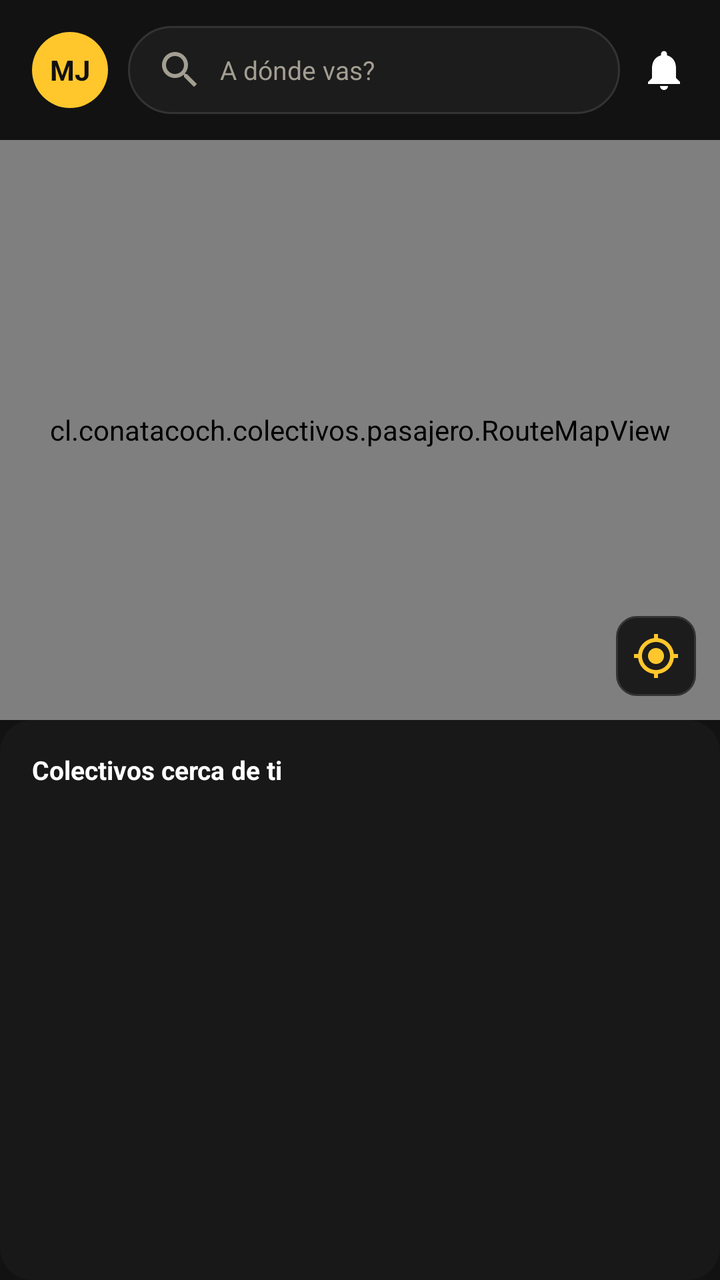
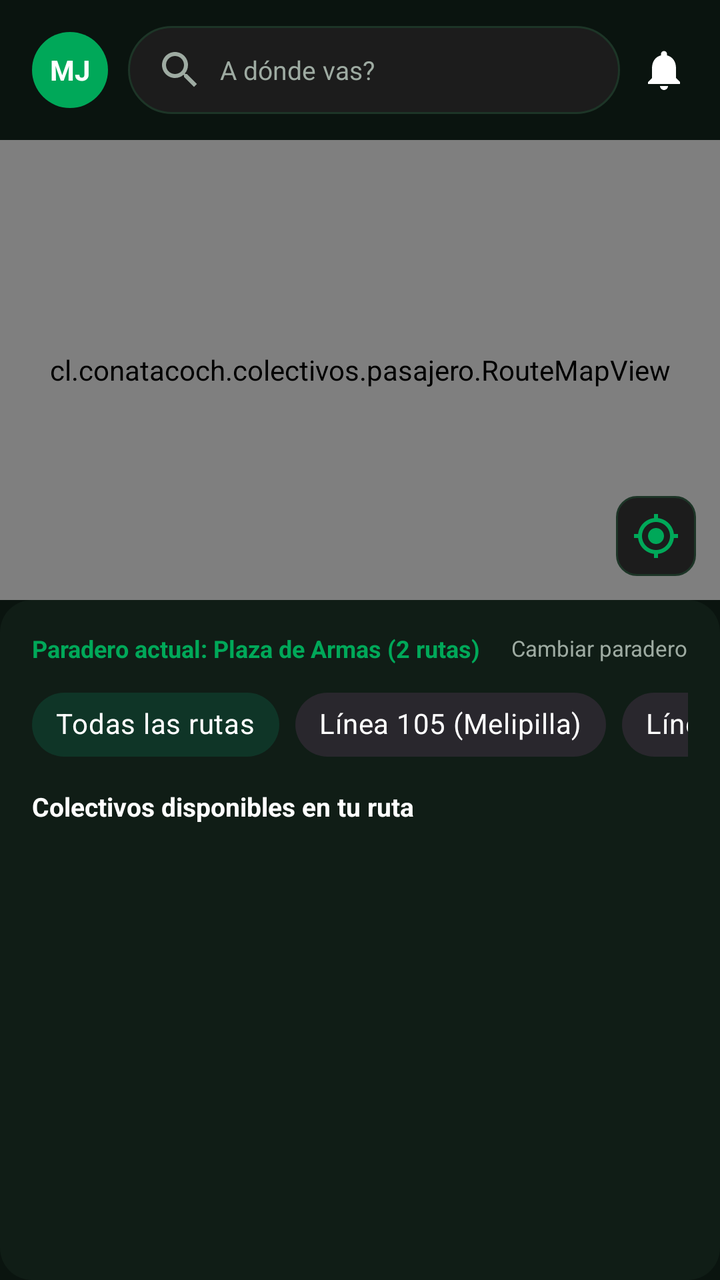

The first picture is an Android layout as it rendered before a commit; the second is the same layout after the commit. The layout source and the unified diff follow.
<!-- AndroidManifest.xml: application theme Theme.Colectivos -->
<!-- res/layout/activity_lista_colectivos.xml -->
<?xml version="1.0" encoding="utf-8"?>
<androidx.constraintlayout.widget.ConstraintLayout xmlns:android="http://schemas.android.com/apk/res/android"
    xmlns:app="http://schemas.android.com/apk/res-auto"
    android:layout_width="match_parent"
    android:layout_height="match_parent"
    android:background="@color/black_bg">

    
    <TextView
        android:id="@+id/tvAvatar"
        android:layout_width="38dp"
        android:layout_height="38dp"
        android:background="@drawable/bg_avatar_circle"
        android:gravity="center"
        android:text="MJ"
        android:textColor="@color/text_on_yellow"
        android:textStyle="bold"
        android:layout_marginStart="16dp"
        android:layout_marginTop="16dp"
        app:layout_constraintTop_toTopOf="parent"
        app:layout_constraintStart_toStartOf="parent"/>

    <EditText
        android:id="@+id/etBuscar"
        android:layout_width="0dp"
        android:layout_height="44dp"
        android:background="@drawable/bg_search_pill"
        android:drawableStart="@drawable/ic_search"
        android:drawablePadding="8dp"
        android:paddingStart="14dp"
        android:paddingEnd="14dp"
        android:hint="A dónde vas?"
        android:textColorHint="@color/text_secondary"
        android:textColor="@color/white"
        android:textSize="13sp"
        android:singleLine="true"
        android:inputType="text"
        android:layout_marginStart="10dp"
        android:layout_marginEnd="10dp"
        app:layout_constraintTop_toTopOf="@id/tvAvatar"
        app:layout_constraintBottom_toBottomOf="@id/tvAvatar"
        app:layout_constraintStart_toEndOf="@id/tvAvatar"
        app:layout_constraintEnd_toStartOf="@id/ivBell"/>

    <ImageView
        android:id="@+id/ivBell"
        android:layout_width="24dp"
        android:layout_height="24dp"
        android:src="@drawable/ic_bell"
        android:layout_marginEnd="16dp"
        app:layout_constraintTop_toTopOf="@id/tvAvatar"
        app:layout_constraintBottom_toBottomOf="@id/tvAvatar"
        app:layout_constraintEnd_toEndOf="parent"/>

    
    <cl.conatacoch.colectivos.pasajero.RouteMapView
        android:id="@+id/routeMapView"
        android:layout_width="0dp"
        android:layout_height="0dp"
        android:layout_marginTop="16dp"
        app:layout_constraintTop_toBottomOf="@id/tvAvatar"
        app:layout_constraintStart_toStartOf="parent"
        app:layout_constraintEnd_toEndOf="parent"
        app:layout_constraintBottom_toTopOf="@id/panelInferior"/>

    <ImageButton
        android:id="@+id/btnUbicacion"
        android:layout_width="40dp"
        android:layout_height="40dp"
        android:background="@drawable/bg_fab_circle"
        android:src="@drawable/ic_location"
        android:padding="9dp"
        android:layout_marginEnd="12dp"
        android:layout_marginBottom="12dp"
        app:layout_constraintEnd_toEndOf="@id/routeMapView"
        app:layout_constraintBottom_toBottomOf="@id/routeMapView"/>

    
    <LinearLayout
        android:id="@+id/panelInferior"
        android:layout_width="0dp"
        android:layout_height="280dp"
        android:orientation="vertical"
        android:background="@drawable/bg_card_panel"
        android:padding="16dp"
        app:layout_constraintStart_toStartOf="parent"
        app:layout_constraintEnd_toEndOf="parent"
        app:layout_constraintBottom_toBottomOf="parent">

        <TextView
            android:layout_width="wrap_content"
            android:layout_height="wrap_content"
            android:text="Colectivos cerca de ti"
            android:textColor="@color/white"
            android:textStyle="bold"
            android:textSize="13sp"
            android:layout_marginBottom="10dp"/>

        <androidx.recyclerview.widget.RecyclerView
            android:id="@+id/rvColectivos"
            android:layout_width="match_parent"
            android:layout_height="match_parent"/>
    </LinearLayout>

</androidx.constraintlayout.widget.ConstraintLayout>
<!-- resources referenced by this layout -->
<resources>
  <color name="black_bg">#121212</color>
  <color name="text_on_yellow">#111111</color>
  <color name="text_secondary">#A39E92</color>
  <color name="white">#FFFFFFFF</color>
  <!-- drawable bg_avatar_circle (drawable) -->
  <?xml version="1.0" encoding="utf-8"?>
  <shape xmlns:android="http://schemas.android.com/apk/res/android" android:shape="oval">
      <solid android:color="@color/taxi_yellow"/>
  </shape>
  <!-- drawable bg_card_panel (drawable) -->
  <?xml version="1.0" encoding="utf-8"?>
  <shape xmlns:android="http://schemas.android.com/apk/res/android" android:shape="rectangle">
      <solid android:color="@color/surface_panel"/>
      <corners android:radius="16dp"/>
  </shape>
  <!-- drawable bg_fab_circle (drawable) -->
  <?xml version="1.0" encoding="utf-8"?>
  <ripple xmlns:android="http://schemas.android.com/apk/res/android" android:color="#33FFD100">
      <item>
          <shape android:shape="rectangle">
              <solid android:color="#1C1C1C"/>
              <stroke android:width="1dp" android:color="@color/border_dark"/>
              <corners android:radius="10dp"/>
          </shape>
      </item>
  </ripple>
  <!-- drawable bg_search_pill (drawable) -->
  <?xml version="1.0" encoding="utf-8"?>
  <shape xmlns:android="http://schemas.android.com/apk/res/android" android:shape="rectangle">
      <solid android:color="#1C1C1C"/>
      <stroke android:width="1dp" android:color="@color/border_dark"/>
      <corners android:radius="24dp"/>
  </shape>
  <!-- drawable ic_bell (drawable) -->
  <vector xmlns:android="http://schemas.android.com/apk/res/android"
      android:width="24dp" android:height="24dp" android:viewportWidth="24" android:viewportHeight="24">
      <path android:fillColor="@color/white"
          android:pathData="M12,22c1.1,0 2,-0.9 2,-2h-4C10,21.1 10.89,22 12,22zM18,16v-5c0,-3.07 -1.64,-5.64 -4.5,-6.32L13.5,4c0,-0.83 -0.67,-1.5 -1.5,-1.5s-1.5,0.67 -1.5,1.5v0.68C7.63,5.36 6,7.92 6,11v5l-2,2v1h16v-1l-2,-2z"/>
  </vector>
  <!-- drawable ic_location (drawable) -->
  <vector xmlns:android="http://schemas.android.com/apk/res/android"
      android:width="24dp" android:height="24dp" android:viewportWidth="24" android:viewportHeight="24">
      <path android:fillColor="@color/taxi_yellow"
          android:pathData="M12,8c-2.21,0 -4,1.79 -4,4s1.79,4 4,4 4,-1.79 4,-4 -1.79,-4 -4,-4zM20.94,11c-0.46,-4.17 -3.77,-7.48 -7.94,-7.94L13,1h-2v2.06C6.83,3.52 3.52,6.83 3.06,11L1,11v2h2.06c0.46,4.17 3.77,7.48 7.94,7.94L11,23h2v-2.06c4.17,-0.46 7.48,-3.77 7.94,-7.94L23,13v-2h-2.06zM12,19c-3.87,0 -7,-3.13 -7,-7s3.13,-7 7,-7 7,3.13 7,7 -3.13,7 -7,7z"/>
  </vector>
  <!-- drawable ic_search (drawable) -->
  <vector xmlns:android="http://schemas.android.com/apk/res/android"
      android:width="24dp" android:height="24dp" android:viewportWidth="24" android:viewportHeight="24">
      <path android:fillColor="@color/text_secondary"
          android:pathData="M15.5,14h-0.79l-0.28,-0.27C15.41,12.59 16,11.11 16,9.5 16,5.91 13.09,3 9.5,3S3,5.91 3,9.5 5.91,16 9.5,16c1.61,0 3.09,-0.59 4.23,-1.57l0.27,0.28v0.79l5,4.99L20.49,19l-4.99,-5zM9.5,14C7.01,14 5,11.99 5,9.5S7.01,5 9.5,5 14,7.01 14,9.5 11.99,14 9.5,14z"/>
  </vector>
  <style name="Theme.Colectivos" parent="Base.Theme.Colectivos" />
  <color name="taxi_yellow">#FFC72C</color>
  <color name="surface_panel">#181818</color>
  <color name="border_dark">#333333</color>
  <style name="Base.Theme.Colectivos" parent="Theme.Material3.Dark.NoActionBar">
          <item name="android:windowBackground">@color/bg_dark</item>
          <item name="android:colorBackground">@color/bg_dark</item>
          <item name="colorPrimary">@color/brand_yellow</item>
          <item name="colorOnPrimary">@color/black</item>
          <item name="colorSecondary">@color/text_secondary</item>
      </style>
  <color name="bg_dark">#121212</color>
  <color name="brand_yellow">#FFC72C</color>
  <color name="black">#FF000000</color>
</resources>

<!-- the commit's change to res/layout/activity_lista_colectivos.xml (unified diff, before → after) -->
@@ -79,7 +79,7 @@
     <LinearLayout
         android:id="@+id/panelInferior"
         android:layout_width="0dp"
-        android:layout_height="280dp"
+        android:layout_height="340dp"
         android:orientation="vertical"
         android:background="@drawable/bg_card_panel"
         android:padding="16dp"
@@ -87,14 +87,89 @@
         app:layout_constraintEnd_toEndOf="parent"
         app:layout_constraintBottom_toBottomOf="parent">
 
+        <LinearLayout
+            android:layout_width="match_parent"
+            android:layout_height="wrap_content"
+            android:orientation="horizontal"
+            android:gravity="center_vertical"
+            android:layout_marginBottom="6dp">
+
+            <TextView
+                android:id="@+id/tvTituloParadero"
+                android:layout_width="0dp"
+                android:layout_height="wrap_content"
+                android:layout_weight="1"
+                android:text="Paradero actual: Plaza de Armas (2 rutas)"
+                android:textColor="@color/brand_yellow"
+                android:textStyle="bold"
+                android:textSize="12sp"/>
+
+            <TextView
+                android:id="@+id/btnCambiarParadero"
+                android:layout_width="wrap_content"
+                android:layout_height="wrap_content"
+                android:text="Cambiar paradero"
+                android:textColor="@color/text_secondary"
+                android:textSize="11sp"/>
+        </LinearLayout>
+
+        <HorizontalScrollView
+            android:layout_width="match_parent"
+            android:layout_height="wrap_content"
+            android:scrollbars="none"
+            android:layout_marginBottom="8dp">
+
+            <com.google.android.material.chip.ChipGroup
+                android:id="@+id/chipGroupRutas"
+                android:layout_width="wrap_content"
+                android:layout_height="wrap_content"
+                app:singleSelection="true">
+
+                <com.google.android.material.chip.Chip
+                    android:id="@+id/chipTodas"
+                    style="@style/Widget.MaterialComponents.Chip.Choice"
+                    android:layout_width="wrap_content"
+                    android:layout_height="wrap_content"
+                    android:text="Todas las rutas"
+                    android:checked="true"
+                    android:textColor="@color/white" />
+
+                <com.google.android.material.chip.Chip
+                    android:id="@+id/chipLinea105"
+                    style="@style/Widget.MaterialComponents.Chip.Choice"
+                    android:layout_width="wrap_content"
+                    android:layout_height="wrap_content"
+                    android:text="Línea 105 (Melipilla)"
+                    android:textColor="@color/white" />
+
+                <com.google.android.material.chip.Chip
+                    android:id="@+id/chipLinea1"
+                    style="@style/Widget.MaterialComponents.Chip.Choice"
+                    android:layout_width="wrap_content"
+                    android:layout_height="wrap_content"
+                    android:text="Línea 1 (Santiago - Vitacura)"
+                    android:textColor="@color/white" />
+
+                <com.google.android.material.chip.Chip
+                    android:id="@+id/chipMariaPinto"
+                    style="@style/Widget.MaterialComponents.Chip.Choice"
+                    android:layout_width="wrap_content"
+                    android:layout_height="wrap_content"
+                    android:text="María Pinto (San Borja)"
+                    android:textColor="@color/white" />
+
+            </com.google.android.material.chip.ChipGroup>
+        </HorizontalScrollView>
+
         <TextView
+            android:id="@+id/tvColectivosDisponiblesCount"
             android:layout_width="wrap_content"
             android:layout_height="wrap_content"
-            android:text="Colectivos cerca de ti"
+            android:text="Colectivos disponibles en tu ruta"
             android:textColor="@color/white"
             android:textStyle="bold"
             android:textSize="13sp"
-            android:layout_marginBottom="10dp"/>
+            android:layout_marginBottom="8dp"/>
 
         <androidx.recyclerview.widget.RecyclerView
             android:id="@+id/rvColectivos"
<!-- resource entries referenced after the edit -->
@@ -1,8 +1,8 @@
 <!-- resources referenced by this layout -->
 <resources>
-  <color name="black_bg">#121212</color>
-  <color name="text_on_yellow">#111111</color>
-  <color name="text_secondary">#A39E92</color>
+  <color name="black_bg">#0A140F</color>
+  <color name="text_on_yellow">#FFFFFF</color>
+  <color name="text_secondary">#9EABA2</color>
   <color name="white">#FFFFFFFF</color>
   <!-- drawable bg_avatar_circle (drawable) -->
   <?xml version="1.0" encoding="utf-8"?>
@@ -17,7 +17,7 @@
   </shape>
   <!-- drawable bg_fab_circle (drawable) -->
   <?xml version="1.0" encoding="utf-8"?>
-  <ripple xmlns:android="http://schemas.android.com/apk/res/android" android:color="#33FFD100">
+  <ripple xmlns:android="http://schemas.android.com/apk/res/android" android:color="#3300A859">
       <item>
           <shape android:shape="rectangle">
               <solid android:color="#1C1C1C"/>
@@ -52,18 +52,18 @@
           android:pathData="M15.5,14h-0.79l-0.28,-0.27C15.41,12.59 16,11.11 16,9.5 16,5.91 13.09,3 9.5,3S3,5.91 3,9.5 5.91,16 9.5,16c1.61,0 3.09,-0.59 4.23,-1.57l0.27,0.28v0.79l5,4.99L20.49,19l-4.99,-5zM9.5,14C7.01,14 5,11.99 5,9.5S7.01,5 9.5,5 14,7.01 14,9.5 11.99,14 9.5,14z"/>
   </vector>
   <style name="Theme.Colectivos" parent="Base.Theme.Colectivos" />
-  <color name="taxi_yellow">#FFC72C</color>
-  <color name="surface_panel">#181818</color>
-  <color name="border_dark">#333333</color>
+  <color name="taxi_yellow">#00A859</color>
+  <color name="surface_panel">#101D16</color>
+  <color name="border_dark">#1D3527</color>
   <style name="Base.Theme.Colectivos" parent="Theme.Material3.Dark.NoActionBar">
           <item name="android:windowBackground">@color/bg_dark</item>
           <item name="android:colorBackground">@color/bg_dark</item>
-          <item name="colorPrimary">@color/brand_yellow</item>
-          <item name="colorOnPrimary">@color/black</item>
+          <item name="colorPrimary">@color/brand_green</item>
+          <item name="colorOnPrimary">@color/white</item>
           <item name="colorSecondary">@color/text_secondary</item>
       </style>
-  <color name="bg_dark">#121212</color>
-  <color name="brand_yellow">#FFC72C</color>
-  <color name="black">#FF000000</color>
+  <color name="bg_dark">#0A140F</color>
+  <color name="brand_green">#00A859</color>
+  <color name="brand_yellow">#00A859</color>
 </resources>
 
